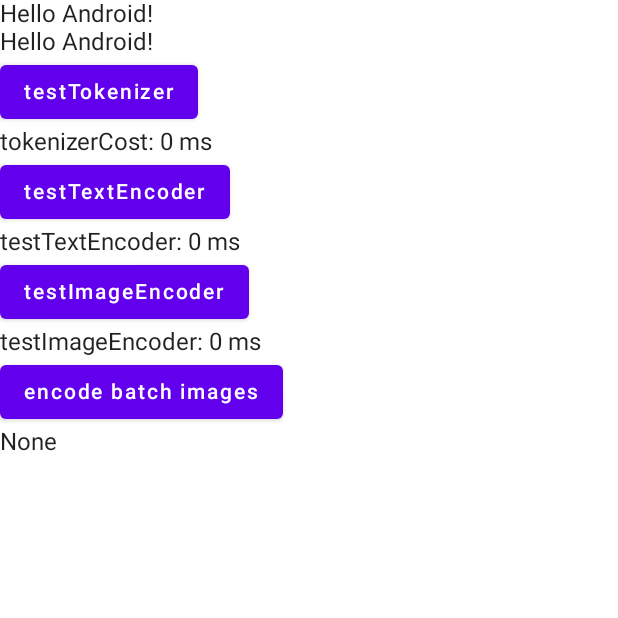
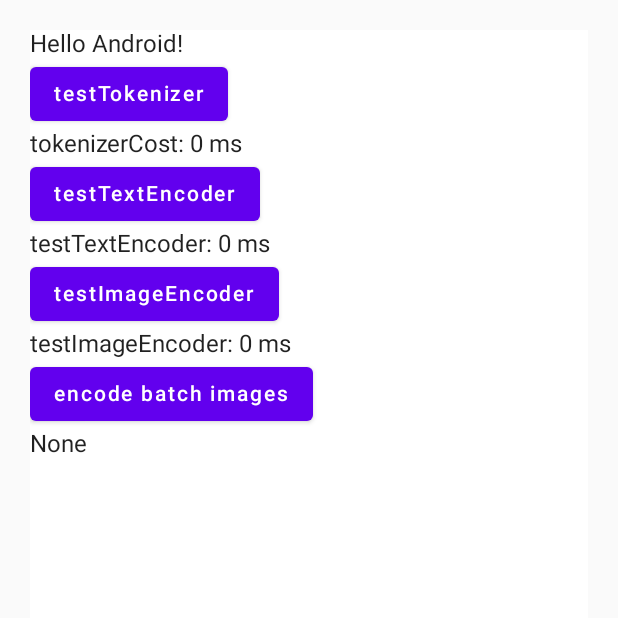
Before and after one commit to greyovo/CLIP-android-demo, an Android app built with Jetpack Compose: the screen it shows after launch (MainActivity), after a tap on "testImageEncoder", on a phone screen of 412 x 824 dp, the top half of it. Run offline under Robolectric (Android 15) with nearby library versions, the phone set to English and light mode, and no system bars; libraries missing offline, so code that uses them is left out: org.pytorch, org.pytorch.torchvision; 3 statements that could not run were skipped.

```diff
--- a/app/src/main/java/com/example/mycomposeapplication/ImageEncoder.kt
+++ b/app/src/main/java/com/example/mycomposeapplication/ImageEncoder.kt
@@ -1,18 +1,15 @@
 package com.example.mycomposeapplication
 
-import android.content.Context
 import android.graphics.Bitmap
 import android.graphics.Color
-import android.os.Environment
 import android.util.Log
 import org.pytorch.*
 import org.pytorch.torchvision.TensorImageUtils
 import java.io.File
 import java.io.FileOutputStream
-import java.util.*
 
 
-class ImageEncoder(private val context: Context) {
+class ImageEncoder(private val context: MainActivity) {
     private val modelPath = "clip-image-encoder.ptl"
 
     //    private val modelPath = "clip-image-encoder-quantized.ptl"
@@ -23,8 +20,6 @@ class ImageEncoder(private val context: Context) {
     }
 
     private fun loadModel() {
-        // loading serialized torchscript module from packaged into app android asset model.pt,
-        // app/src/model/assets/model.pt
         val time = System.currentTimeMillis()
         module = LiteModuleLoader.load(assetFilePath(context, modelPath))
         val dur = (System.currentTimeMillis() - time) * 1000
@@ -72,26 +67,10 @@ class ImageEncoder(private val context: Context) {
             0,
             MemoryFormat.CHANNELS_LAST,
         )
-        val mInputTensor = Tensor.fromBlob(
+        return Tensor.fromBlob(
             mInputTensorBuffer, longArrayOf(1, 3, 224, 224),
             MemoryFormat.CHANNELS_LAST,
         )
-        return mInputTensor
-//        floatArrayOf(0.485f, 0.456f, 0.406f)
-//        floatArrayOf(0.229f, 0.224f, 0.225f)
-//        (0.48145466, 0.4578275, 0.40821073), (0.26862954, 0.26130258, 0.27577711)
-    }
-
-
-    // Compose([
-    //    Resize(n_px, interpolation=InterpolationMode.BICUBIC),
-    //    CenterCrop(n_px),
-    //    _convert_image_to_rgb,
-    //    ToTensor(),
-    //    Normalize((0.48145466, 0.4578275, 0.40821073), (0.26862954, 0.26130258, 0.27577711)),
-    // ])
-    private fun preprocessImage() {
-
     }
 
     fun encode(input: Bitmap): Tensor? {
@@ -99,16 +78,16 @@ class ImageEncoder(private val context: Context) {
             loadModel()
         }
         val resized = resize(input)
-        saveBitMap(resized, "resized")
+//        saveBitMap(resized, "resized")
         val cropped = centerCrop(resized)
-        saveBitMap(cropped, "cropped")
+//        saveBitMap(cropped, "cropped")
         val tensor = toTensor(toRGB(cropped))
         tensor.dtype()
 
-        Log.i(
-            "ImageEncoder.tensor",
-            tensor.dataAsFloatArray[tensor.dataAsFloatArray.size - 1].toString()
-        )
+//        Log.i(
+//            "ImageEncoder.tensor",
+//            tensor.dataAsFloatArray[tensor.dataAsFloatArray.size - 1].toString()
+//        )
         return module?.forward(IValue.from(tensor))?.toTensor()
     }
 
--- a/app/src/main/java/com/example/mycomposeapplication/MainActivity.kt
+++ b/app/src/main/java/com/example/mycomposeapplication/MainActivity.kt
@@ -7,6 +7,7 @@ import androidx.activity.ComponentActivity
 import androidx.activity.compose.setContent
 import androidx.compose.foundation.layout.Column
 import androidx.compose.foundation.layout.fillMaxSize
+import androidx.compose.foundation.layout.padding
 import androidx.compose.material.Button
 import androidx.compose.material.MaterialTheme
 import androidx.compose.material.Surface
@@ -16,11 +17,10 @@ import androidx.compose.runtime.MutableState
 import androidx.compose.runtime.mutableStateOf
 import androidx.compose.ui.Modifier
 import androidx.compose.ui.tooling.preview.Preview
+import androidx.compose.ui.unit.dp
 import androidx.lifecycle.lifecycleScope
 import com.example.mycomposeapplication.ui.theme.MyComposeApplicationTheme
 import kotlinx.coroutines.*
-import org.pytorch.MemoryFormat
-import org.pytorch.torchvision.TensorImageUtils
 import java.util.*
 
 class MainActivity : ComponentActivity() {
@@ -30,11 +30,12 @@ class MainActivity : ComponentActivity() {
       MyComposeApplicationTheme {
         // A surface container using the 'background' color from the theme
         Surface(
-                    modifier = Modifier.fillMaxSize(),
+          modifier = Modifier
+            .padding(20.dp)
+            .fillMaxSize(),
           color = MaterialTheme.colors.background
         ) {
           Column {
-                        Greeting("Android")
             Greeting("Android")
             Button(onClick = { testTokenizer() }) {
               Text(text = "testTokenizer")
@@ -96,7 +97,6 @@ class MainActivity : ComponentActivity() {
     // creating bitmap from packaged into app android asset 'image.jpg',
     // app/src/main/assets/image.jpg
     val bitmap = BitmapFactory.decodeStream(assets.open("image.jpg"))
-        Log.i("testImageEncoder", "start...")
     val time = System.currentTimeMillis()
     val output = imageEncoder?.encode(bitmap)
     encodeImageCost.value = System.currentTimeMillis() - time
@@ -104,13 +104,13 @@ class MainActivity : ComponentActivity() {
   }
 
   private fun testBatchEncodeImage() {
+    assetFilePath(this, "image.jpg")
+    lifecycleScope.launch(Dispatchers.Main) {
+      withContext(Dispatchers.Default) {
         if (imageEncoder == null) {
-            imageEncoder = ImageEncoder(this)
+          encodeImageState.value = "Loading ImageEncoder..."
+          imageEncoder = ImageEncoder(context = this@MainActivity)
         }
-        // 在UI线程中启动一个协程
-        lifecycleScope.launch(Dispatchers.Main) {
-            // 在后台线程中执行任务
-            val result = withContext(Dispatchers.Default) {
         val total = 100
         val start = System.currentTimeMillis()
         for (i in 0..total) {
@@ -149,7 +149,6 @@ fun DefaultPreview() {
   MyComposeApplicationTheme {
     Column {
       Greeting("Android")
-            Greeting("Android")
     }
   }
 }
```
Lines whose indentation alone changed are shown as unchanged.
